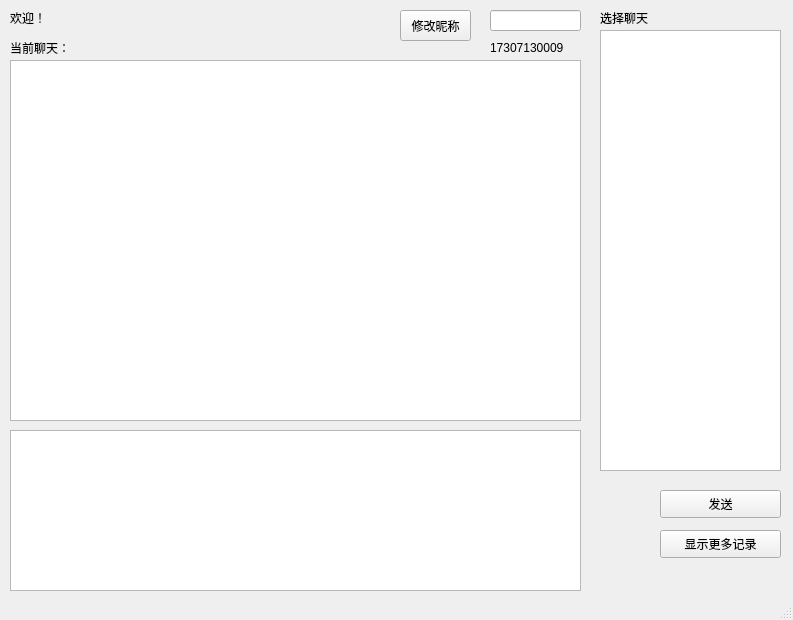
Before: the Qt Designer form ui.ui in danlidan/socket_project, drawn with Qt 5.
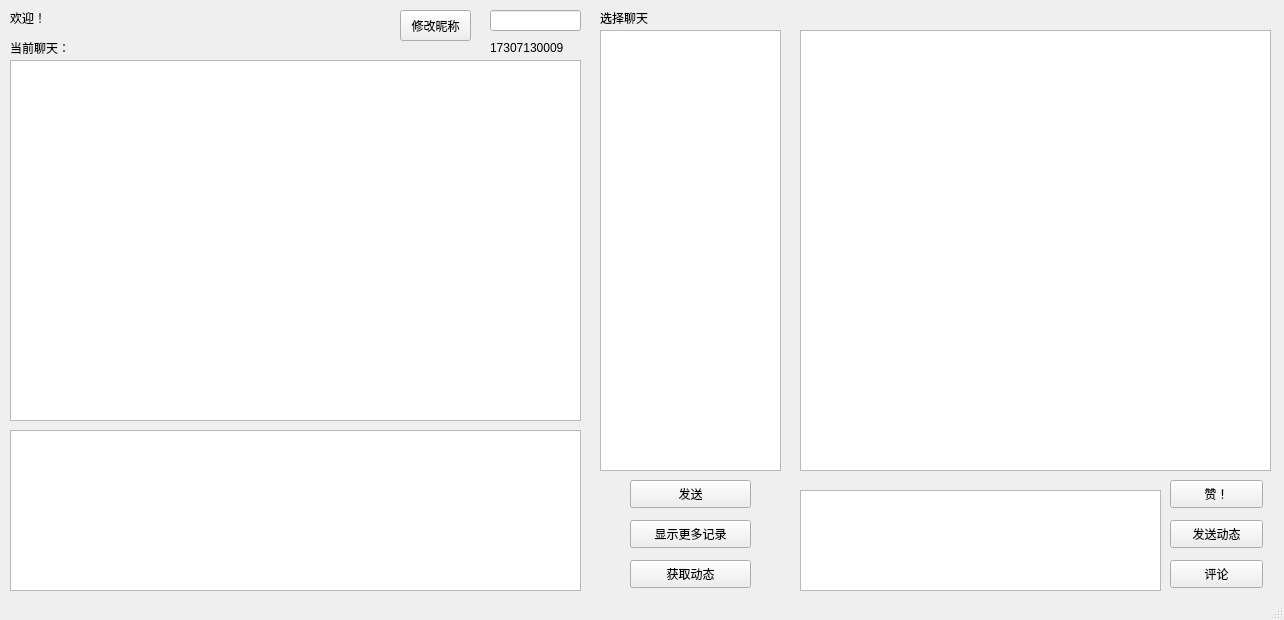
After: the same form once the commit is applied.

Patch:
```diff
--- a/ui.ui
+++ b/ui.ui
@@ -6,7 +6,7 @@
    <rect>
     <x>0</x>
     <y>0</y>
-    <width>793</width>
+    <width>1284</width>
     <height>620</height>
    </rect>
   </property>
@@ -53,8 +53,8 @@
    <widget class="QPushButton" name="pushButton_send">
     <property name="geometry">
      <rect>
-      <x>660</x>
-      <y>490</y>
+      <x>630</x>
+      <y>480</y>
       <width>121</width>
       <height>28</height>
      </rect>
@@ -66,8 +66,8 @@
    <widget class="QPushButton" name="pushButton_record">
     <property name="geometry">
      <rect>
-      <x>660</x>
-      <y>530</y>
+      <x>630</x>
+      <y>520</y>
       <width>121</width>
       <height>28</height>
      </rect>
@@ -148,6 +148,84 @@
      <string>17307130009</string>
     </property>
    </widget>
+   <widget class="QListWidget" name="listWidget_pyq">
+    <property name="geometry">
+     <rect>
+      <x>800</x>
+      <y>30</y>
+      <width>471</width>
+      <height>441</height>
+     </rect>
+    </property>
+    <property name="maximumSize">
+     <size>
+      <width>471</width>
+      <height>16777215</height>
+     </size>
+    </property>
+   </widget>
+   <widget class="QPushButton" name="pushButton_cool">
+    <property name="geometry">
+     <rect>
+      <x>1170</x>
+      <y>480</y>
+      <width>93</width>
+      <height>28</height>
+     </rect>
+    </property>
+    <property name="text">
+     <string>赞！</string>
+    </property>
+   </widget>
+   <widget class="QPushButton" name="pushButton_getpyq">
+    <property name="geometry">
+     <rect>
+      <x>630</x>
+      <y>560</y>
+      <width>121</width>
+      <height>28</height>
+     </rect>
+    </property>
+    <property name="text">
+     <string>获取动态</string>
+    </property>
+   </widget>
+   <widget class="QPushButton" name="pushButton_sendpyq">
+    <property name="geometry">
+     <rect>
+      <x>1170</x>
+      <y>520</y>
+      <width>93</width>
+      <height>28</height>
+     </rect>
+    </property>
+    <property name="text">
+     <string>发送动态</string>
+    </property>
+   </widget>
+   <widget class="QPushButton" name="pushButton_comment">
+    <property name="geometry">
+     <rect>
+      <x>1170</x>
+      <y>560</y>
+      <width>93</width>
+      <height>28</height>
+     </rect>
+    </property>
+    <property name="text">
+     <string>评论</string>
+    </property>
+   </widget>
+   <widget class="QTextEdit" name="textEdit_pyqinput">
+    <property name="geometry">
+     <rect>
+      <x>800</x>
+      <y>490</y>
+      <width>361</width>
+      <height>101</height>
+     </rect>
+    </property>
+   </widget>
   </widget>
   <widget class="QMenuBar" name="menubar">
    <property name="geometry">
```
Left out of the diff: 2 changed lines with no effect on the pictures.
